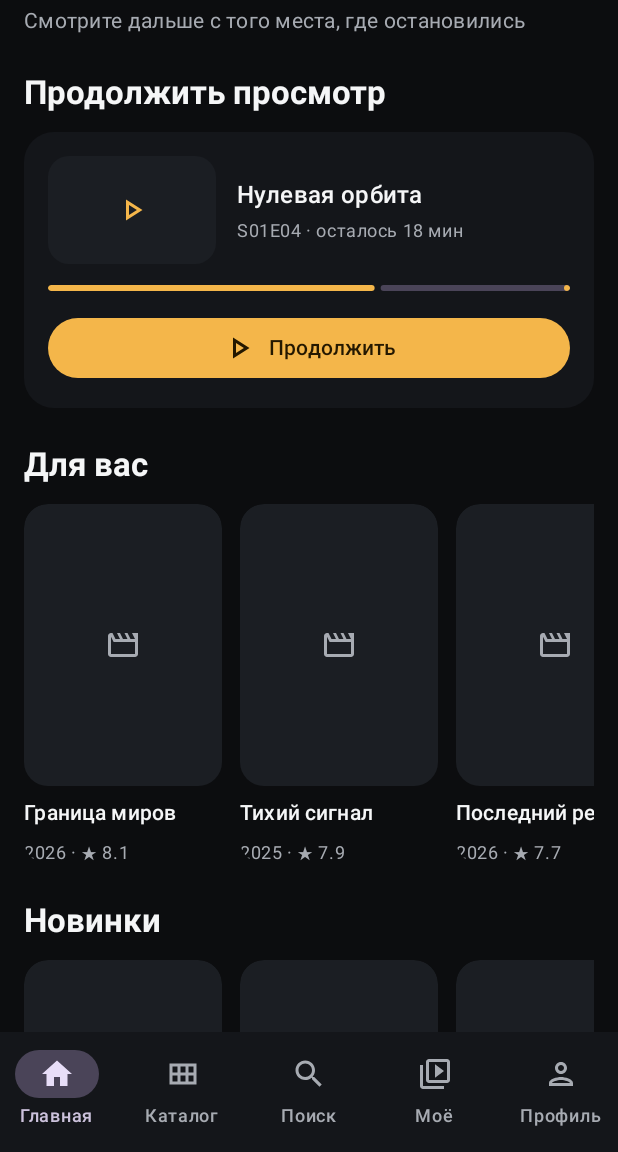
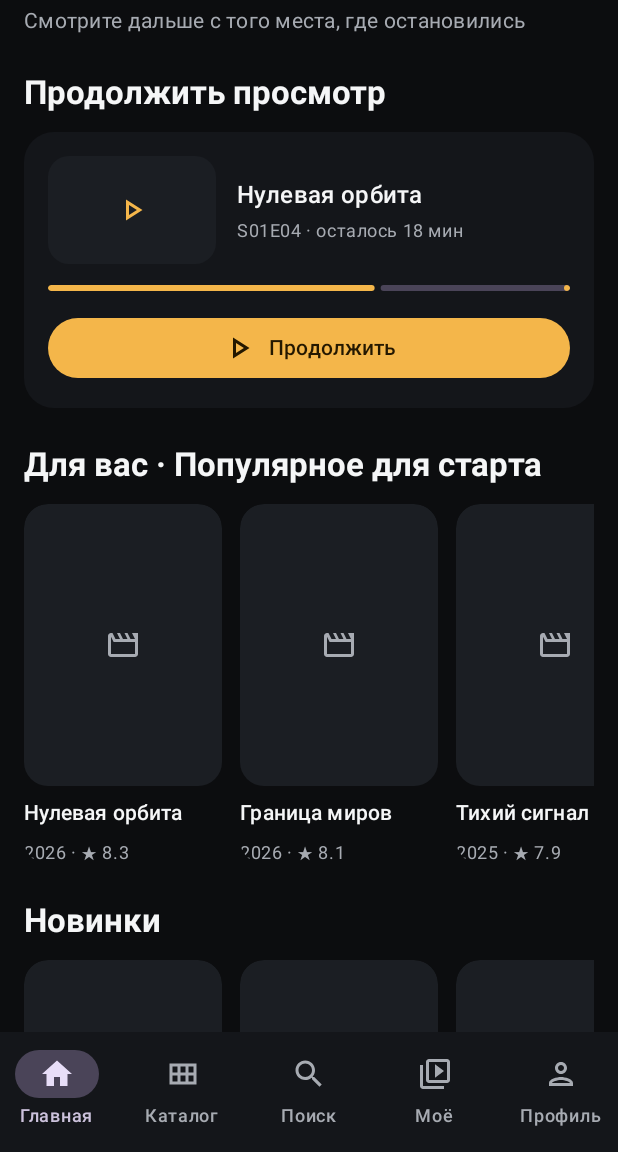
Before and after one commit to KatiSim/Movia, an Android app built with Jetpack Compose: the screen it shows after launch (MainActivity), on a phone screen of 412 x 824 dp, the part 84-1236 px from its top. Run offline under Robolectric (Android 15) with nearby library versions, the light colour scheme and no system bars.

Commit message:
personalization: persist search and explain recommendations

```diff
--- a/app/src/main/java/app/viora/android/data/catalog/CatalogRepository.kt
+++ b/app/src/main/java/app/viora/android/data/catalog/CatalogRepository.kt
@@ -6,6 +6,7 @@ import app.viora.android.domain.model.MediaContent
 interface CatalogRepository {
     fun all(): List<MediaContent>
     fun search(query: String): List<MediaContent>
+    fun findByTitle(title: String): MediaContent?
 }
 
 object DemoCatalogRepository : CatalogRepository {
@@ -36,4 +37,8 @@ object DemoCatalogRepository : CatalogRepository {
                 item.year.toString().contains(normalized)
         }.sortedByDescending { it.popularity }
     }
+
+    override fun findByTitle(title: String): MediaContent? = catalog.firstOrNull {
+        it.title.equals(title, ignoreCase = true)
+    }
 }
--- /dev/null
+++ b/app/src/main/java/app/viora/android/data/catalog/RecommendationEngine.kt
@@ -0,0 +1,49 @@
+package app.viora.android.data.catalog
+
+import app.viora.android.domain.model.MediaContent
+
+data class RecommendationResult(
+    val reason: String,
+    val items: List<MediaContent>,
+)
+
+object RecommendationEngine {
+    fun recommend(
+        history: List<String>,
+        repository: CatalogRepository = DemoCatalogRepository,
+        limit: Int = 6,
+    ): RecommendationResult {
+        val watched = history.mapNotNull(repository::findByTitle)
+        val watchedTitles = watched.mapTo(mutableSetOf()) { it.title }
+        val topGenre = watched
+            .flatMap { it.genres }
+            .groupingBy { it }
+            .eachCount()
+            .maxByOrNull { it.value }
+            ?.key
+
+        val candidates = repository.all()
+            .asSequence()
+            .filterNot { it.title in watchedTitles }
+            .let { sequence ->
+                if (topGenre == null) sequence else sequence.filter { topGenre in it.genres }
+            }
+            .sortedByDescending { it.popularity }
+            .take(limit)
+            .toList()
+
+        val fallback = if (candidates.isEmpty()) {
+            repository.all()
+                .filterNot { it.title in watchedTitles }
+                .sortedByDescending { it.popularity }
+                .take(limit)
+        } else {
+            candidates
+        }
+
+        return RecommendationResult(
+            reason = if (topGenre == null) "Популярное для старта" else "Похожие по жанру: $topGenre",
+            items = fallback,
+        )
+    }
+}
--- a/app/src/main/java/app/viora/android/data/preferences/VioraPreferencesRepository.kt
+++ b/app/src/main/java/app/viora/android/data/preferences/VioraPreferencesRepository.kt
@@ -69,6 +69,7 @@ class VioraPreferencesRepository(
         val watchLater = stringSetPreferencesKey("library_watch_later")
         val downloads = stringSetPreferencesKey("library_downloads")
         val history = stringPreferencesKey("library_history")
+        val searchHistory = stringPreferencesKey("search_history")
         val titleAudioOverrides = stringSetPreferencesKey("title_audio_overrides")
         val titleQualityOverrides = stringSetPreferencesKey("title_quality_overrides")
         val lastTitle = stringPreferencesKey("last_playback_title")
@@ -113,6 +114,13 @@ class VioraPreferencesRepository(
 
     val history: Flow<List<String>> = safeData.map { prefs ->
         prefs[Keys.history]
+            ?.split(LIST_SEPARATOR)
+            ?.filter { it.isNotBlank() }
+            .orEmpty()
+    }
+
+    val recentSearches: Flow<List<String>> = safeData.map { prefs ->
+        prefs[Keys.searchHistory]
             ?.split(LIST_SEPARATOR)
             ?.filter { it.isNotBlank() }
             .orEmpty()
@@ -203,6 +211,25 @@ class VioraPreferencesRepository(
         context.vioraDataStore.edit { it.remove(Keys.history) }
     }
 
+    suspend fun addSearchQuery(query: String) {
+        val normalized = query.trim()
+        if (normalized.isBlank()) return
+        context.vioraDataStore.edit { prefs ->
+            val current = prefs[Keys.searchHistory]
+                ?.split(LIST_SEPARATOR)
+                ?.filter { it.isNotBlank() }
+                .orEmpty()
+                .toMutableList()
+            current.removeAll { it.equals(normalized, ignoreCase = true) }
+            current.add(0, normalized)
+            prefs[Keys.searchHistory] = current.take(8).joinToString(LIST_SEPARATOR)
+        }
+    }
+
+    suspend fun clearSearchHistory() {
+        context.vioraDataStore.edit { it.remove(Keys.searchHistory) }
+    }
+
     suspend fun setTitleAudio(title: String, value: String?) {
         updateOverride(Keys.titleAudioOverrides, title, value)
     }
--- a/app/src/main/java/app/viora/android/ui/VioraApp.kt
+++ b/app/src/main/java/app/viora/android/ui/VioraApp.kt
@@ -110,6 +110,7 @@ private fun VioraContent(
     val watchLater by preferencesRepository.watchLater.collectAsState(initial = emptySet())
     val downloads by preferencesRepository.downloads.collectAsState(initial = emptySet())
     val history by preferencesRepository.history.collectAsState(initial = emptyList())
+    val recentSearches by preferencesRepository.recentSearches.collectAsState(initial = emptyList())
     val lastProgress by preferencesRepository.lastProgress.collectAsState(initial = PlaybackProgress())
 
     var selectedIndex by rememberSaveable { mutableIntStateOf(0) }
@@ -247,6 +248,7 @@ private fun VioraContent(
                 modifier = Modifier.fillMaxSize(),
                 contentPadding = innerPadding,
                 progress = lastProgress,
+                history = history,
                 onOpenDetails = openDetails,
                 onContinue = { playTitle = it },
             )
@@ -258,6 +260,9 @@ private fun VioraContent(
             2 -> SearchScreen(
                 modifier = Modifier.fillMaxSize(),
                 contentPadding = innerPadding,
+                recentQueries = recentSearches,
+                onSearchCommitted = { query -> scope.launch { preferencesRepository.addSearchQuery(query) } },
+                onClearRecent = { scope.launch { preferencesRepository.clearSearchHistory() } },
                 onOpenDetails = openDetails,
             )
             3 -> LibraryScreen(
--- a/app/src/main/java/app/viora/android/ui/home/HomeScreen.kt
+++ b/app/src/main/java/app/viora/android/ui/home/HomeScreen.kt
@@ -28,34 +28,28 @@ import androidx.compose.ui.Modifier
 import androidx.compose.ui.draw.clip
 import androidx.compose.ui.text.font.FontWeight
 import androidx.compose.ui.unit.dp
+import app.viora.android.data.catalog.DemoCatalogRepository
+import app.viora.android.data.catalog.RecommendationEngine
 import app.viora.android.data.preferences.PlaybackProgress
+import app.viora.android.domain.model.MediaContent
 import app.viora.android.ui.components.MediaCard
 import app.viora.android.ui.components.SectionHeader
-
-data class HomeMediaItem(val title: String, val meta: String)
-
-private val recommendedItems = listOf(
-    HomeMediaItem("Граница миров", "2026 · ★ 8.1"),
-    HomeMediaItem("Тихий сигнал", "2025 · ★ 7.9"),
-    HomeMediaItem("Последний рейс", "2026 · ★ 7.7"),
-    HomeMediaItem("Северный ветер", "2024 · ★ 8.0"),
-)
-
-private val newItems = listOf(
-    HomeMediaItem("Касание света", "2026 · 1 ч 48 мин"),
-    HomeMediaItem("Нулевая орбита", "2026 · 2 ч 06 мин"),
-    HomeMediaItem("Точка возврата", "2026 · 1 ч 56 мин"),
-    HomeMediaItem("Город после дождя", "2026 · 1 ч 42 мин"),
-)
 
 @Composable
 fun HomeScreen(
     contentPadding: PaddingValues,
     modifier: Modifier = Modifier,
     progress: PlaybackProgress = PlaybackProgress(),
+    history: List<String> = emptyList(),
     onOpenDetails: (String) -> Unit = {},
     onContinue: (String) -> Unit = {},
 ) {
+    val recommendation = RecommendationEngine.recommend(history)
+    val allContent = DemoCatalogRepository.all()
+    val newItems = allContent.filter { it.isNew }.sortedByDescending { it.popularity }.take(6)
+    val popularItems = allContent.sortedByDescending { it.popularity }.take(6)
+    val sciFiItems = allContent.filter { "Фантастика" in it.genres }.sortedByDescending { it.rating }.take(6)
+
     LazyColumn(
         modifier = modifier,
         contentPadding = PaddingValues(
@@ -72,16 +66,24 @@ fun HomeScreen(
                 Text("Смотрите дальше с того места, где остановились", style = MaterialTheme.typography.bodyMedium, color = MaterialTheme.colorScheme.onSurfaceVariant)
             }
         }
-
         item {
             Column(verticalArrangement = Arrangement.spacedBy(12.dp)) {
                 SectionHeader(title = "Продолжить просмотр")
                 ContinueWatchingCard(progress = progress, onOpenDetails = onOpenDetails, onContinue = onContinue)
             }
         }
-
-        item { MediaSection("Для вас", recommendedItems, onOpenDetails) }
-        item { MediaSection("Новинки", newItems, onOpenDetails) }
+        if (recommendation.items.isNotEmpty()) {
+            item { MediaSection("Для вас · ${recommendation.reason}", recommendation.items, onOpenDetails) }
+        }
+        if (newItems.isNotEmpty()) {
+            item { MediaSection("Новинки", newItems, onOpenDetails) }
+        }
+        if (popularItems.isNotEmpty()) {
+            item { MediaSection("Популярное", popularItems, onOpenDetails) }
+        }
+        if (sciFiItems.isNotEmpty()) {
+            item { MediaSection("Подборка · Фантастика", sciFiItems, onOpenDetails) }
+        }
     }
 }
 
@@ -109,21 +111,17 @@ private fun ContinueWatchingCard(
             Box(
                 modifier = Modifier.width(112.dp).height(72.dp).clip(RoundedCornerShape(14.dp)).background(MaterialTheme.colorScheme.surfaceVariant),
                 contentAlignment = Alignment.Center,
-            ) {
-                Icon(Icons.Outlined.PlayArrow, contentDescription = null, tint = MaterialTheme.colorScheme.primary)
-            }
+            ) { Icon(Icons.Outlined.PlayArrow, contentDescription = null, tint = MaterialTheme.colorScheme.primary) }
             Spacer(Modifier.width(14.dp))
             Column(Modifier.weight(1f), verticalArrangement = Arrangement.spacedBy(4.dp)) {
                 Text(title, style = MaterialTheme.typography.titleMedium, fontWeight = FontWeight.SemiBold, color = MaterialTheme.colorScheme.onSurface)
                 Text(subtitle, style = MaterialTheme.typography.bodySmall, color = MaterialTheme.colorScheme.onSurfaceVariant)
             }
         }
-
         LinearProgressIndicator(
             progress = { fraction },
             modifier = Modifier.fillMaxWidth().height(4.dp).clip(RoundedCornerShape(999.dp)),
         )
-
         Button(
             onClick = { if (hasRealProgress) onContinue(title) else onOpenDetails(title) },
             modifier = Modifier.fillMaxWidth(),
@@ -138,14 +136,18 @@ private fun ContinueWatchingCard(
 @Composable
 private fun MediaSection(
     title: String,
-    items: List<HomeMediaItem>,
+    items: List<MediaContent>,
     onOpenDetails: (String) -> Unit,
 ) {
     Column(verticalArrangement = Arrangement.spacedBy(12.dp)) {
         SectionHeader(title = title)
         LazyRow(horizontalArrangement = Arrangement.spacedBy(12.dp), contentPadding = PaddingValues(end = 8.dp)) {
-            items(items) { item ->
-                MediaCard(title = item.title, meta = item.meta, onClick = { onOpenDetails(item.title) })
+            items(items, key = { it.id }) { item ->
+                MediaCard(
+                    title = item.title,
+                    meta = "${item.year} · ★ ${item.rating}",
+                    onClick = { onOpenDetails(item.title) },
+                )
             }
         }
     }
```
Also changed, not shown: app/src/main/java/app/viora/android/ui/details/DetailsScreen.kt (+28 -10 lines), app/src/main/java/app/viora/android/ui/search/SearchScreen.kt (+42 -18 lines), 1 other file.
